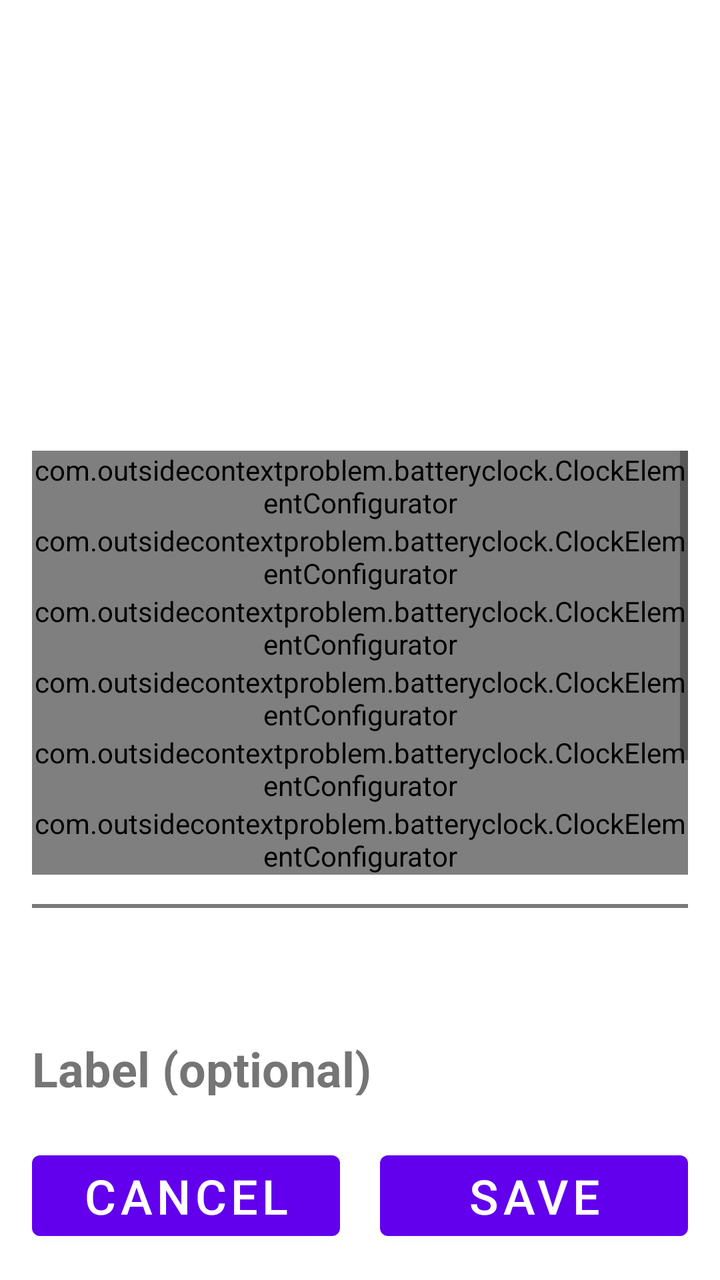
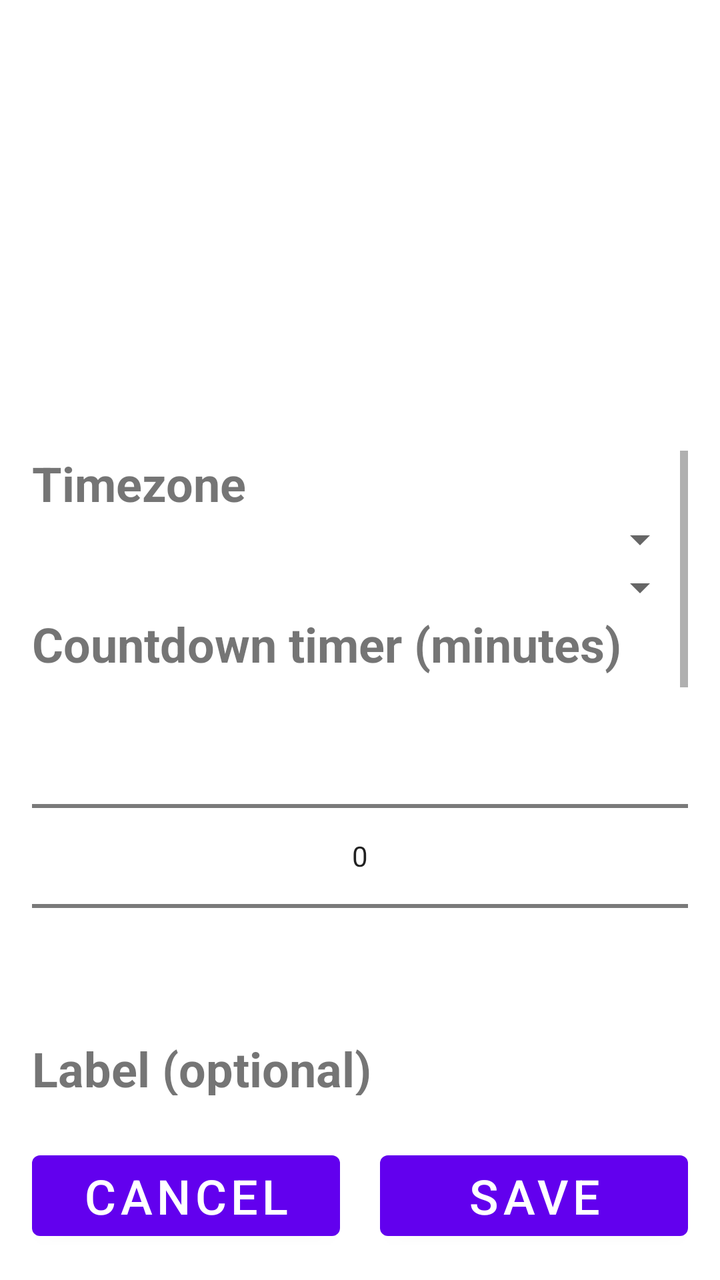

An Android layout rendered at two revisions. The XML below is the earlier revision; the diff shows what the commit changed to produce the second picture.
<!-- AndroidManifest.xml: application theme Theme.BatteryClock -->
<!-- res/layout/battery_clock_widget_configure.xml -->
<?xml version="1.0" encoding="utf-8"?>
<LinearLayout xmlns:android="http://schemas.android.com/apk/res/android"
    xmlns:app="http://schemas.android.com/apk/res-auto"
    xmlns:tools="http://schemas.android.com/tools"
    android:layout_width="match_parent"
    android:layout_height="match_parent"
    android:orientation="vertical"
    android:padding="16dp">

    <ImageView
        android:id="@+id/imageClock"
        android:layout_width="match_parent"
        android:layout_height="0dp"
        android:layout_weight=".3"
        android:padding="10dp"
        android:contentDescription="@string/an_analogue_clock" />

    <ScrollView
        android:layout_width="match_parent"
        android:layout_height="0dp"
        android:layout_weight=".5"
        android:paddingTop="10dp">

        <androidx.constraintlayout.widget.ConstraintLayout
            android:animateLayoutChanges="true"
            android:layout_width="match_parent"
            android:layout_height="wrap_content">

            <TextView
                android:id="@+id/textTimezone"
                android:layout_width="match_parent"
                android:layout_height="wrap_content"
                android:text="@string/timezone"
                android:textSize="24sp"
                android:textStyle="bold"
                app:layout_constraintTop_toTopOf="parent" />

            <Spinner
                android:id="@+id/spinContinent"
                android:layout_width="match_parent"
                android:layout_height="wrap_content"
                android:paddingStart="15dp"
                android:paddingEnd="15dp"
                app:layout_constraintTop_toBottomOf="@id/textTimezone"
                tools:ignore="SpeakableTextPresentCheck" />

            <Spinner
                android:id="@+id/spinLocation"
                android:layout_width="match_parent"
                android:layout_height="wrap_content"
                android:paddingStart="15dp"
                android:paddingEnd="15dp"
                app:layout_constraintTop_toBottomOf="@id/spinContinent"
                tools:ignore="SpeakableTextPresentCheck" />

            <TextView
                android:id="@+id/textCountdown"
                android:labelFor="@+id/inputLabel"
                android:layout_width="match_parent"
                android:layout_height="wrap_content"
                android:text="@string/countdown"
                android:textSize="24sp"
                android:textStyle="bold"
                app:layout_constraintTop_toBottomOf="@id/spinLocation" />

            <NumberPicker
                android:id="@+id/pickCountdown"
                android:layout_width="match_parent"
                android:layout_height="wrap_content"
                app:layout_constraintTop_toBottomOf="@id/textCountdown"/>

            <TextView
                android:id="@+id/textLabel"
                android:labelFor="@+id/inputLabel"
                android:layout_width="match_parent"
                android:layout_height="wrap_content"
                android:text="@string/label_optional"
                android:textSize="24sp"
                android:textStyle="bold"
                app:layout_constraintTop_toBottomOf="@id/pickCountdown" />

            <EditText
                android:id="@+id/inputLabel"
                android:layout_width="match_parent"
                android:layout_height="wrap_content"
                android:layout_marginStart="20dp"
                android:importantForAutofill="no"
                android:inputType="text"
                android:maxLength="15"
                android:textSize="24sp"
                app:layout_constraintStart_toStartOf="parent"
                app:layout_constraintTop_toBottomOf="@id/textLabel" />

            <TextView
                android:id="@+id/textLabelSize"
                android:layout_width="match_parent"
                android:layout_height="wrap_content"
                android:paddingStart="20dp"
                android:paddingEnd="20dp"
                android:text="@string/font_size"
                android:textSize="24sp"
                app:layout_constraintTop_toBottomOf="@id/inputLabel"/>

            <SeekBar
                android:id="@+id/seekLabelSize"
                android:layout_width="match_parent"
                android:layout_height="wrap_content"
                android:max="3"
                android:paddingStart="50dp"
                android:paddingEnd="20dp"
                android:paddingTop="10dp"
                android:paddingBottom="10dp"
                android:progress="1"
                android:theme="@style/greySliderColour"
                app:layout_constraintTop_toBottomOf="@id/textLabelSize"/>

            <com.outsidecontextproblem.batteryclock.ClockElementConfigurator
                app:showElementThickness="false"
                app:showControlTitle="false"
                app:elementThickness="20"
                app:redComponent="22"
                app:greenComponent="20"
                app:blueComponent="51"
                app:colourOpacity="51"
                android:id="@+id/configuratorLabel"
                android:layout_width="match_parent"
                android:layout_height="wrap_content"
                app:layout_constraintTop_toBottomOf="@id/seekLabelSize" />

            <com.outsidecontextproblem.batteryclock.ClockElementConfigurator
                app:elementTitle="@string/battery_level"
                app:elementThickness="20"
                app:redComponent="22"
                app:greenComponent="20"
                app:blueComponent="51"
                app:colourOpacity="51"
                android:id="@+id/configuratorBattery"
                android:layout_width="match_parent"
                android:layout_height="wrap_content"
                app:layout_constraintTop_toBottomOf="@id/configuratorLabel" />

            <com.outsidecontextproblem.batteryclock.ClockElementConfigurator
                app:elementTitle="@string/bezel"
                app:elementThickness="4"
                app:redComponent="51"
                app:greenComponent="51"
                app:blueComponent="51"
                app:colourOpacity="13"
                android:id="@+id/configuratorBezel"
                android:layout_width="match_parent"
                android:layout_height="wrap_content"
                app:layout_constraintTop_toBottomOf="@id/configuratorBattery" />

            <com.outsidecontextproblem.batteryclock.ClockElementConfigurator
                app:elementTitle="@string/hour_markings"
                app:elementThickness="4"
                app:redComponent="51"
                app:greenComponent="51"
                app:blueComponent="51"
                app:colourOpacity="51"
                android:id="@+id/configuratorTicks"
                android:layout_width="match_parent"
                android:layout_height="wrap_content"
                app:layout_constraintTop_toBottomOf="@id/configuratorBezel" />

            <LinearLayout
                android:id="@+id/layoutSeconds"
                android:layout_width="match_parent"
                android:layout_height="wrap_content"
                android:orientation="horizontal"
                app:layout_constraintTop_toBottomOf="@id/configuratorTicks">

                <TextView
                    android:id="@+id/textSeconds"
                    android:layout_width="wrap_content"
                    android:layout_height="wrap_content"
                    android:text="@string/update_every_second"
                    android:textSize="24sp"
                    android:textStyle="bold" />

                <Space
                    android:layout_width="0dp"
                    android:layout_height="wrap_content"
                    android:layout_weight="1"/>

                <com.google.android.material.switchmaterial.SwitchMaterial
                    android:id="@+id/switchSeconds"
                    android:layout_width="wrap_content"
                    android:layout_height="wrap_content"
                    android:textSize="24sp"
                    android:textStyle="bold" />

            </LinearLayout>

            <TextView
                android:id="@+id/textWarning"
                android:layout_width="match_parent"
                android:layout_height="wrap_content"
                android:paddingBottom="5dp"
                android:text="@string/battery_drain"
                android:textSize="24sp"
                android:visibility="gone"
                app:layout_constraintTop_toBottomOf="@id/layoutSeconds"/>

            <LinearLayout
                android:id="@+id/layoutSecondsSmooth"
                android:layout_width="match_parent"
                android:layout_height="wrap_content"
                android:orientation="horizontal"
                app:layout_constraintTop_toBottomOf="@id/textWarning">

                <TextView
                    android:id="@+id/textSecondsSmooth"
                    android:layout_width="wrap_content"
                    android:layout_height="wrap_content"
                    android:text="@string/update_seconds_smoothly"
                    android:textSize="24sp"
                    android:textStyle="bold" />

                <Space
                    android:layout_width="0dp"
                    android:layout_height="wrap_content"
                    android:layout_weight="1"/>

                <com.google.android.material.switchmaterial.SwitchMaterial
                    android:id="@+id/switchSecondsSmooth"
                    android:layout_width="wrap_content"
                    android:layout_height="wrap_content"
                    android:textSize="24sp"
                    android:textStyle="bold" />

            </LinearLayout>

            <com.outsidecontextproblem.batteryclock.ClockElementConfigurator
                app:elementTitle="@string/second_indicator"
                app:elementThickness="4"
                app:redComponent="51"
                app:greenComponent="51"
                app:blueComponent="51"
                app:colourOpacity="51"
                android:id="@+id/configuratorSeconds"
                android:layout_width="match_parent"
                android:layout_height="wrap_content"
                android:visibility="gone"
                app:layout_constraintTop_toBottomOf="@id/textSecondsSmooth" />

            <com.outsidecontextproblem.batteryclock.ClockElementConfigurator
                app:elementTitle="@string/minute_hand"
                app:elementThickness="4"
                app:redComponent="51"
                app:greenComponent="51"
                app:blueComponent="51"
                app:colourOpacity="51"
                android:id="@+id/configuratorMinute"
                android:layout_width="match_parent"
                android:layout_height="wrap_content"
                app:layout_constraintTop_toBottomOf="@id/configuratorSeconds" />

            <com.outsidecontextproblem.batteryclock.ClockElementConfigurator
                app:elementTitle="@string/minute_arc"
                app:elementThickness="4"
                app:redComponent="51"
                app:greenComponent="51"
                app:blueComponent="51"
                app:colourOpacity="13"
                android:id="@+id/configuratorMinuteArc"
                android:layout_width="match_parent"
                android:layout_height="wrap_content"
                app:layout_constraintTop_toBottomOf="@id/configuratorMinute" />

            <com.outsidecontextproblem.batteryclock.ClockElementConfigurator
                app:elementTitle="@string/hour_hand"
                app:elementThickness="4"
                app:redComponent="51"
                app:greenComponent="51"
                app:blueComponent="51"
                app:colourOpacity="51"
                android:id="@+id/configuratorHour"
                android:layout_width="match_parent"
                android:layout_height="wrap_content"
                app:layout_constraintTop_toBottomOf="@id/configuratorMinuteArc" />

            <com.outsidecontextproblem.batteryclock.ClockElementConfigurator
                app:elementTitle="@string/hour_arc"
                app:elementThickness="4"
                app:redComponent="51"
                app:greenComponent="51"
                app:blueComponent="51"
                app:colourOpacity="13"
                android:id="@+id/configuratorHourArc"
                android:layout_width="match_parent"
                android:layout_height="wrap_content"
                app:layout_constraintTop_toBottomOf="@id/configuratorHour" />

            <com.outsidecontextproblem.batteryclock.ClockElementConfigurator
                app:elementTitle="@string/week_progress"
                app:showElementThickness="false"
                app:redComponent="51"
                app:greenComponent="51"
                app:blueComponent="51"
                app:colourOpacity="13"
                android:id="@+id/configuratorWeek"
                android:layout_width="match_parent"
                android:layout_height="wrap_content"
                app:layout_constraintTop_toBottomOf="@id/configuratorHourArc" />

            <com.outsidecontextproblem.batteryclock.ClockElementConfigurator
                app:elementTitle="@string/clock_background"
                app:showElementThickness="false"
                app:redComponent="6"
                app:greenComponent="6"
                app:blueComponent="6"
                app:colourOpacity="38"
                android:id="@+id/configuratorBackground"
                android:layout_width="match_parent"
                android:layout_height="wrap_content"
                app:layout_constraintTop_toBottomOf="@id/configuratorWeek" />

        </androidx.constraintlayout.widget.ConstraintLayout>

    </ScrollView>

    <LinearLayout
        android:layout_width="match_parent"
        android:layout_height="wrap_content"
        android:orientation="horizontal">

        <Button
            android:id="@+id/buttonCancel"
            android:layout_weight=".5"
            android:layout_width="0dp"
            android:layout_height="wrap_content"
            android:layout_marginTop="24dp"
            android:text="@string/cancel"
            android:textSize="24sp"
            app:layout_constraintEnd_toEndOf="parent"
            app:layout_constraintHorizontal_bias="0.0"
            app:layout_constraintStart_toStartOf="parent"
            app:layout_constraintTop_toBottomOf="@+id/configuratorTicks" />

        <Space
            android:layout_width="20dp"
            android:layout_height="0dp" />

        <Button
            android:id="@+id/buttonAdd"
            android:layout_weight=".5"
            android:layout_width="0dp"
            android:layout_height="wrap_content"
            android:layout_marginTop="24dp"
            android:text="@string/done_button"
            android:textSize="24sp"
            app:layout_constraintEnd_toEndOf="parent"
            app:layout_constraintHorizontal_bias="0.0"
            app:layout_constraintStart_toStartOf="parent"
            app:layout_constraintTop_toBottomOf="@+id/configuratorTicks" />

    </LinearLayout>

</LinearLayout>
<!-- resources referenced by this layout -->
<resources>
  <string name="an_analogue_clock">An analogue clock</string>
  <string name="battery_drain">Warning: This may increase drain on your battery</string>
  <string name="battery_level">Battery Level Indicator</string>
  <string name="bezel">Bezel</string>
  <string name="cancel">Cancel</string>
  <string name="clock_background">Clock Background</string>
  <string name="countdown">Countdown timer (minutes)</string>
  <string name="done_button">Save</string>
  <string name="font_size">Font Size</string>
  <string name="hour_arc">Hour Arc</string>
  <string name="hour_hand">Hour Hand</string>
  <string name="hour_markings">Hour Markings</string>
  <string name="label_optional">Label (optional)</string>
  <string name="minute_arc">Minute Arc</string>
  <string name="minute_hand">Minute Hand</string>
  <string name="second_indicator">Second Indicator</string>
  <string name="timezone">Timezone</string>
  <string name="update_every_second">Show seconds</string>
  <string name="update_seconds_smoothly">Update smoothly</string>
  <string name="week_progress">Week Progress Indicator</string>
  <style name="greySliderColour">
          <item name="colorAccent">@android:color/darker_gray</item>
      </style>
  <style name="Theme.BatteryClock" parent="Theme.MaterialComponents.DayNight.DarkActionBar">
          
          <item name="colorPrimary">@color/purple_500</item>
          <item name="colorPrimaryVariant">@color/purple_700</item>
          <item name="colorOnPrimary">@color/white</item>
          
          <item name="colorSecondary">@color/teal_200</item>
          <item name="colorSecondaryVariant">@color/teal_700</item>
          <item name="colorOnSecondary">@color/black</item>
          
          <item name="android:statusBarColor">?attr/colorPrimaryVariant</item>
          
      </style>
  <color name="purple_500">#FF6200EE</color>
  <color name="purple_700">#FF3700B3</color>
  <color name="white">#FFFFFFFF</color>
  <color name="teal_200">#FF03DAC5</color>
  <color name="teal_700">#FF018786</color>
  <color name="black">#FF000000</color>
</resources>

<!-- the commit's change to res/layout/battery_clock_widget_configure.xml (unified diff, before → after) -->
@@ -242,7 +242,7 @@
                 android:layout_width="match_parent"
                 android:layout_height="wrap_content"
                 android:visibility="gone"
-                app:layout_constraintTop_toBottomOf="@id/textSecondsSmooth" />
+                app:layout_constraintTop_toBottomOf="@id/layoutSecondsSmooth" />
 
             <com.outsidecontextproblem.batteryclock.ClockElementConfigurator
                 app:elementTitle="@string/minute_hand"
